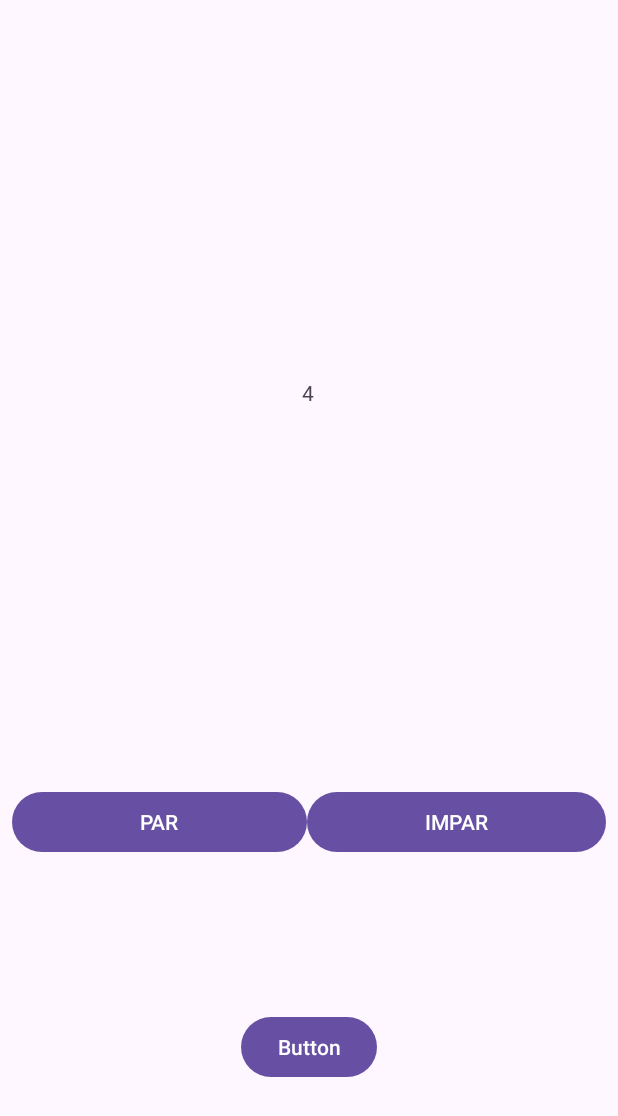
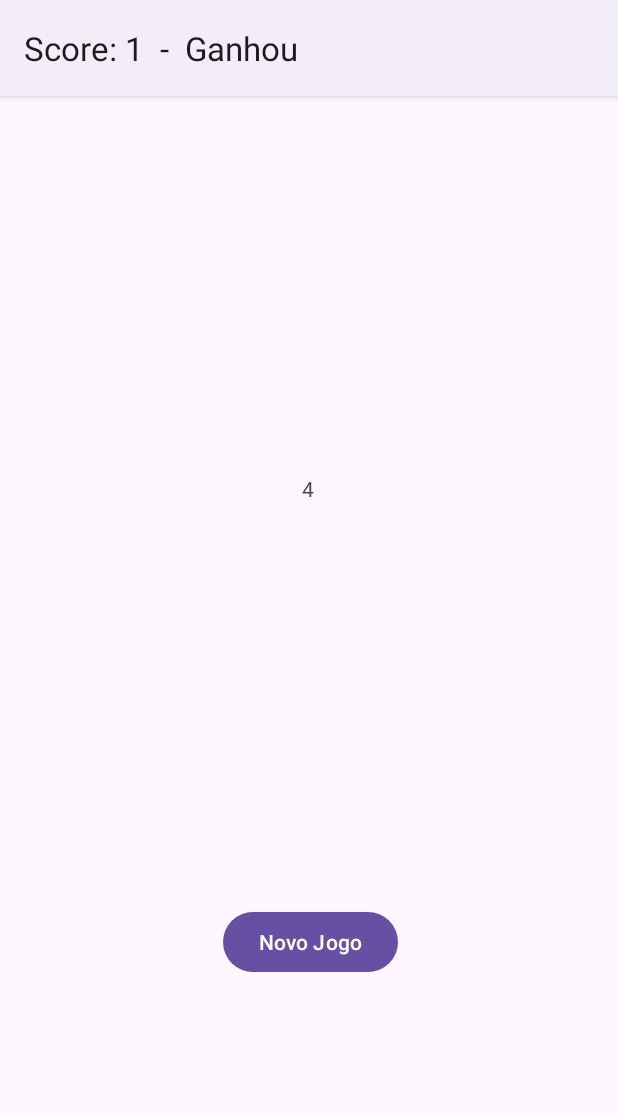
Before and after one commit to FabioPortella/A5ex5, an Android app: the screen it shows after launch (MainActivity), after a tap on "PAR", on a phone screen of 412 x 824 dp. Shown: the top 1116 px of the screen. Run offline under Robolectric (Android 15) with nearby library versions, the phone set to English and light mode, and no system bars.

Commit message:
Finalizando projeto

```diff
--- a/app/build.gradle.kts
+++ b/app/build.gradle.kts
@@ -5,7 +5,7 @@ plugins {
 
 android {
     namespace = "com.example.a5ex5"
-    compileSdk = 33
+    compileSdk = 34
 
     defaultConfig {
         applicationId = "com.example.a5ex5"
--- a/app/src/main/java/com/example/a5ex5/MainActivity.kt
+++ b/app/src/main/java/com/example/a5ex5/MainActivity.kt
@@ -1,5 +1,6 @@
 package com.example.a5ex5
 
+import android.content.Context
 import androidx.appcompat.app.AppCompatActivity
 import android.os.Bundle
 import android.view.View
@@ -13,17 +14,26 @@ class MainActivity : AppCompatActivity() {
     private var score = 0
     lateinit var txtResultado: TextView
     lateinit var btnNovo: Button
+    lateinit var btnPar: Button
+    lateinit var btnImpar: Button
 
 
     override fun onCreate(savedInstanceState: Bundle?) {
         super.onCreate(savedInstanceState)
         setContentView(R.layout.activity_main)
 
+        // Inicialização do Shared Preferences
+        val sharedPref = this?.getPreferences(Context.MODE_PRIVATE) ?: return
+        score = sharedPref.getInt("SCORE", 0)
+
+
         // iniciando componentes da UI
         txtResultado = findViewById(R.id.txtResultado)
         btnNovo = findViewById(R.id.btnNovo)
+        btnPar = findViewById(R.id.btnPar)
+        btnImpar = findViewById(R.id.btnImpar)
 
-        // dispara a funçao na inicialização
+        // dispara novoJogo na inicialização
         novoJogo()
     }
 
@@ -31,6 +41,8 @@ class MainActivity : AppCompatActivity() {
         txtResultado.text = "Par ou Impar"
         resultado = Random.nextInt(from = 0, until = 10)
         btnNovo.visibility = View.INVISIBLE
+        btnImpar.visibility = View.VISIBLE
+        btnPar.visibility = View.VISIBLE
     }
 
     fun novoJogo(view: View) {
@@ -39,11 +51,21 @@ class MainActivity : AppCompatActivity() {
 
     fun jogada(view: View){
         if(resultado % 2 == view.tag.toString().toInt())
-            if (btnNovo.visibility == View.INVISIBLE)
+             {
                 score++
-        title = "Score: $score"
+                getPreferences(MODE_PRIVATE).edit().putInt("SCORE", score).commit()
+                btnImpar.visibility = View.INVISIBLE
+                btnPar.visibility = View.INVISIBLE
+                title = "Score: $score  -  Ganhou"
+            }
+        else
+        {
+            btnImpar.visibility = View.INVISIBLE
+            btnPar.visibility = View.INVISIBLE
+            title = "Score: $score  -  Perdeu"
+        }
+
         txtResultado.text = "$resultado"
-
         btnNovo.visibility = View.VISIBLE
     }
 }
--- a/app/src/main/res/layout/activity_main.xml
+++ b/app/src/main/res/layout/activity_main.xml
@@ -52,10 +52,13 @@
         android:id="@+id/btnNovo"
         android:layout_width="wrap_content"
         android:layout_height="wrap_content"
-        android:text="Button"
+        android:onClick="novoJogo"
+        android:text="Novo Jogo"
         android:visibility="invisible"
         app:layout_constraintBottom_toBottomOf="parent"
         app:layout_constraintEnd_toEndOf="parent"
+        app:layout_constraintHorizontal_bias="0.503"
         app:layout_constraintStart_toStartOf="parent"
-        app:layout_constraintTop_toBottomOf="@+id/linearLayout" />
+        app:layout_constraintTop_toBottomOf="@+id/linearLayout"
+        app:layout_constraintVertical_bias="0.0" />
 </androidx.constraintlayout.widget.ConstraintLayout>
--- a/app/src/main/res/values-night/themes.xml
+++ b/app/src/main/res/values-night/themes.xml
@@ -1,6 +1,6 @@
 <resources xmlns:tools="http://schemas.android.com/tools">
     <!-- Base application theme. -->
-    <style name="Base.Theme.A5ex5" parent="Theme.Material3.DayNight.NoActionBar">
+    <style name="Base.Theme.A5ex5" parent="Theme.Material3.DayNight">
         <!-- Customize your dark theme here. -->
         <!-- <item name="colorPrimary">@color/my_dark_primary</item> -->
     </style>
--- a/app/src/main/res/values/themes.xml
+++ b/app/src/main/res/values/themes.xml
@@ -1,6 +1,6 @@
 <resources xmlns:tools="http://schemas.android.com/tools">
     <!-- Base application theme. -->
-    <style name="Base.Theme.A5ex5" parent="Theme.Material3.DayNight.NoActionBar">
+    <style name="Base.Theme.A5ex5" parent="Theme.Material3.DayNight">
         <!-- Customize your light theme here. -->
         <!-- <item name="colorPrimary">@color/my_light_primary</item> -->
     </style>
```
